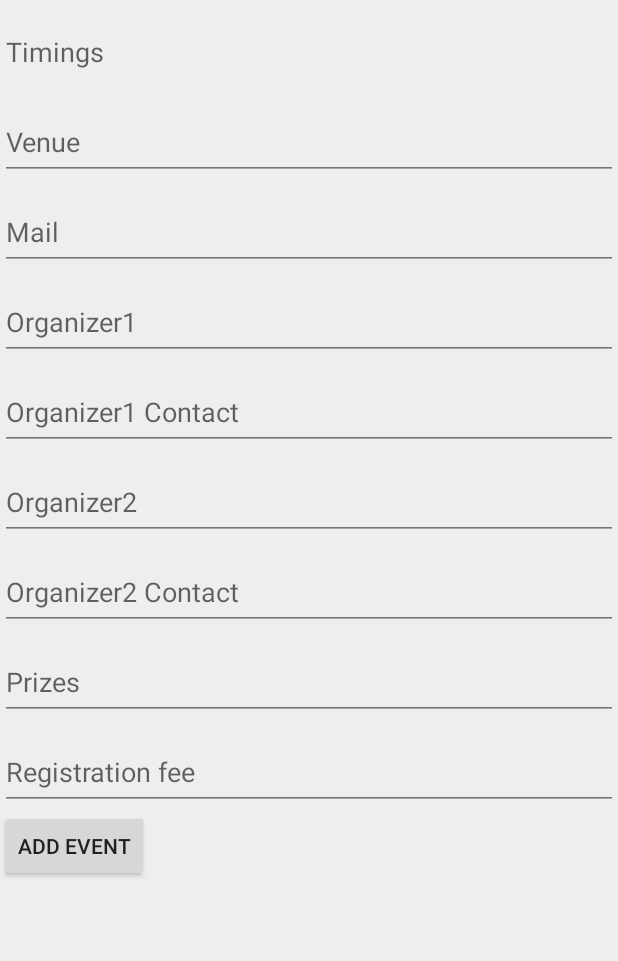
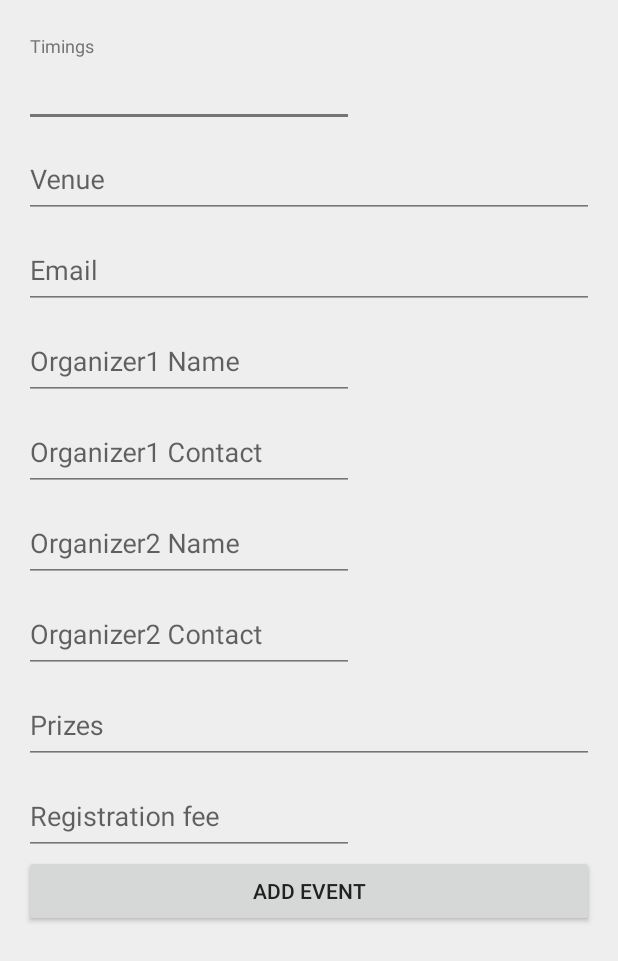
Before and after one commit to tejas4888/Matrix2k17, an Android app: the AddEvent2 screen opened directly, with no data from a screen before it, on a phone screen of 412 x 824 dp. Shown: the top 961 px of the screen. Run offline under Robolectric (Android 15) with nearby library versions, the phone set to English and light mode, and no system bars; our stand-ins replace Firebase (no records; nobody signed in at launch, a user with empty details on screens opened directly), Picasso; libraries missing offline, so code that uses them is left out: com.firebase.ui, me.relex.circleindicator; pictures from the network do not load.

Commit message:
Add event UI refreshed and functional

```diff
--- a/app/src/main/java/spit/matrix2017/Activities/AddEvent.java
+++ b/app/src/main/java/spit/matrix2017/Activities/AddEvent.java
@@ -3,6 +3,7 @@ package spit.matrix2017.Activities;
 import android.content.Intent;
 import android.media.Image;
 import android.net.Uri;
+import android.support.design.widget.TextInputEditText;
 import android.support.v7.app.AppCompatActivity;
 import android.os.Bundle;
 import android.view.View;
@@ -25,7 +26,8 @@ import spit.matrix2017.R;
 public class AddEvent extends AppCompatActivity {
 
     String name,desc,date,time,venue,orgMail,pocName1,pocName2,pocNumber1,pocNumber2,prizeScheme,feeScheme;
-    EditText ename,edesc,edate,etime,evenue,eOrgMail,epocName1,epocName2,epocNumber1,epocNumber2,eprize,efees;
+    EditText edesc,edate,etime,evenue,eOrgMail,epocName1,epocName2,epocNumber1,epocNumber2,eprize,efees;
+    EditText ename;
     ImageView poster;
     FirebaseDatabase mFirebaseDatabase;
     DatabaseReference mDatabaseReference;
--- a/app/src/main/res/layout/activity_add_event2.xml
+++ b/app/src/main/res/layout/activity_add_event2.xml
@@ -14,73 +14,111 @@
         <LinearLayout
             android:layout_width="match_parent"
             android:layout_height="match_parent"
+            android:layout_marginTop="8dp"
+            android:padding="16dp"
             android:orientation="vertical">
 
+            <android.support.design.widget.TextInputLayout
+                android:layout_width="wrap_content"
+                android:layout_height="wrap_content">
             <EditText
                 android:id="@+id/event2_timings"
-                android:layout_width="match_parent"
+                android:layout_width="220dp"
                 android:layout_height="50dp"
                 android:layout_marginTop="10dp"
                 android:hint="Timings" />
+            </android.support.design.widget.TextInputLayout>
 
+            <android.support.design.widget.TextInputLayout
+                android:layout_width="match_parent"
+                android:layout_height="wrap_content">
             <EditText
                 android:id="@+id/event2_venue"
                 android:layout_width="match_parent"
                 android:layout_height="50dp"
                 android:layout_marginTop="10dp"
                 android:hint="Venue" />
+            </android.support.design.widget.TextInputLayout>
 
+            <android.support.design.widget.TextInputLayout
+                android:layout_width="match_parent"
+                android:layout_height="wrap_content">
             <EditText
                 android:id="@+id/event2_mail"
                 android:layout_width="match_parent"
                 android:layout_height="50dp"
                 android:layout_marginTop="10dp"
-                android:hint="Mail" />
+                android:hint="Email" />
+            </android.support.design.widget.TextInputLayout>
 
+            <android.support.design.widget.TextInputLayout
+                android:layout_width="wrap_content"
+                android:layout_height="wrap_content">
             <EditText
                 android:id="@+id/event2_name1"
-                android:layout_width="match_parent"
+                android:layout_width="220dp"
                 android:layout_height="50dp"
                 android:layout_marginTop="10dp"
-                android:hint="Organizer1" />
+                android:hint="Organizer1 Name" />
+            </android.support.design.widget.TextInputLayout>
 
+            <android.support.design.widget.TextInputLayout
+                android:layout_width="wrap_content"
+                android:layout_height="wrap_content">
             <EditText
                 android:id="@+id/event2_num1"
-                android:layout_width="match_parent"
+                android:layout_width="220dp"
                 android:layout_height="50dp"
                 android:layout_marginTop="10dp"
                 android:hint="Organizer1 Contact" />
+            </android.support.design.widget.TextInputLayout>
 
+            <android.support.design.widget.TextInputLayout
+                android:layout_width="wrap_content"
+                android:layout_height="wrap_content">
             <EditText
                 android:id="@+id/event2_name2"
-                android:layout_width="match_parent"
+                android:layout_width="220dp"
                 android:layout_height="50dp"
                 android:layout_marginTop="10dp"
-                android:hint="Organizer2" />
+                android:hint="Organizer2 Name" />
+            </android.support.design.widget.TextInputLayout>
 
+            <android.support.design.widget.TextInputLayout
+                android:layout_width="wrap_content"
+                android:layout_height="wrap_content">
             <EditText
                 android:id="@+id/event2_num2"
-                android:layout_width="match_parent"
+                android:layout_width="220dp"
                 android:layout_height="50dp"
                 android:layout_marginTop="10dp"
                 android:hint="Organizer2 Contact" />
+            </android.support.design.widget.TextInputLayout>
 
+            <android.support.design.widget.TextInputLayout
+                android:layout_width="match_parent"
+                android:layout_height="wrap_content">
             <EditText
                 android:id="@+id/event2_prize"
                 android:layout_width="match_parent"
                 android:layout_height="50dp"
                 android:layout_marginTop="10dp"
                 android:hint="Prizes" />
+            </android.support.design.widget.TextInputLayout>
 
+            <android.support.design.widget.TextInputLayout
+                android:layout_width="wrap_content"
+                android:layout_height="wrap_content">
             <EditText
                 android:id="@+id/event2_fee"
-                android:layout_width="match_parent"
+                android:layout_width="220dp"
                 android:layout_height="50dp"
                 android:layout_marginTop="10dp"
                 android:hint="Registration fee" />
+            </android.support.design.widget.TextInputLayout>
 
             <Button
-                android:layout_width="wrap_content"
+                android:layout_width="match_parent"
                 android:layout_height="wrap_content"
                 android:text="Add Event"
                 android:onClick="addEvent2"
--- a/app/src/main/res/values/colors.xml
+++ b/app/src/main/res/values/colors.xml
@@ -2,7 +2,7 @@
 <resources>
     <color name="colorPrimary">#B71C1C</color>
     <color name="colorPrimaryDark">#D50000</color>
-    <color name="colorAccent">#EEEEEE</color>
+    <color name="colorAccent">#757575</color>
 
     <color name="background">#EEEEEE</color>
     <color name="card_background">#FAFAFA</color>
```
Also changed, not shown: app/src/main/res/layout/activity_add_event.xml (+43 -16 lines), app/src/main/res/values/styles.xml (line endings or trailing spaces).
